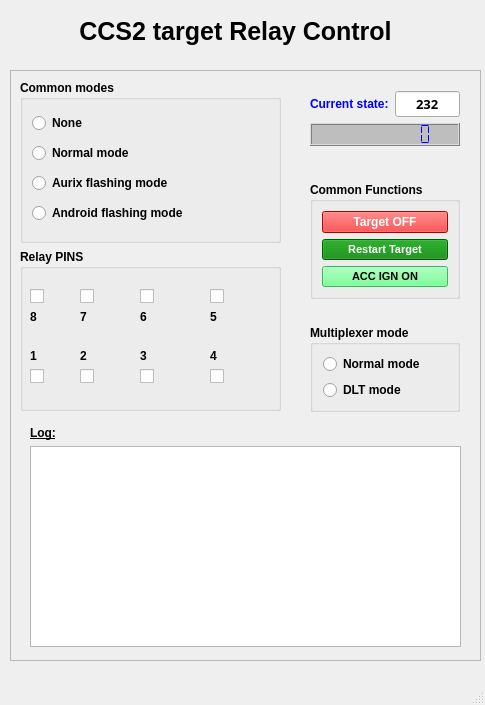
First picture: the form in relay_control.ui, repository dthieu/RelayControl, before the edit.
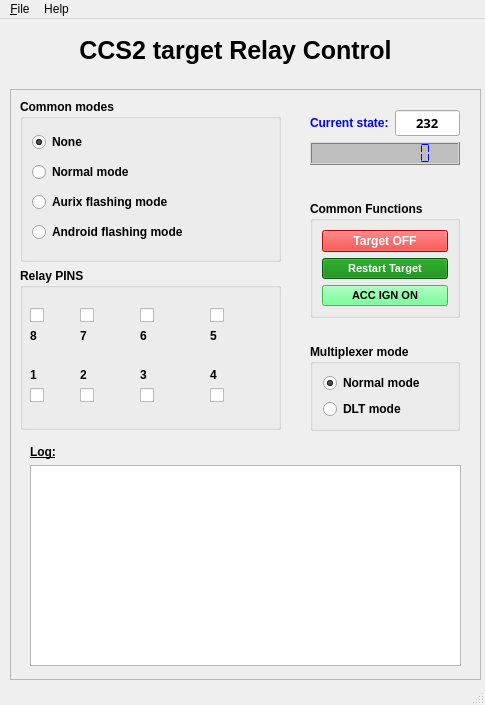
Second picture: the form after the edit. Icons and pictures are not drawn.

Commit message: add default choice

The edit to the form file:
```diff
--- a/relay_control.ui
+++ b/relay_control.ui
@@ -107,7 +107,7 @@
       </item>
      </layout>
     </widget>
-    <widget class="QWidget" name="">
+    <widget class="QWidget" name="layoutWidget">
      <property name="geometry">
       <rect>
        <x>10</x>
@@ -135,6 +135,9 @@
            <property name="text">
             <string>None</string>
            </property>
+           <property name="checked">
+            <bool>true</bool>
+           </property>
           </widget>
          </item>
          <item>
@@ -507,7 +510,7 @@
       </item>
      </layout>
     </widget>
-    <widget class="QWidget" name="">
+    <widget class="QWidget" name="layoutWidget">
      <property name="geometry">
       <rect>
        <x>290</x>
@@ -755,6 +758,9 @@
            <property name="text">
             <string>Normal mode</string>
            </property>
+           <property name="checked">
+            <bool>true</bool>
+           </property>
           </widget>
          </item>
          <item>
@@ -780,6 +786,23 @@
      <height>21</height>
     </rect>
    </property>
+   <widget class="QMenu" name="menuFile">
+    <property name="title">
+     <string>&amp;File</string>
+    </property>
+    <addaction name="separator"/>
+    <addaction name="menuSetting"/>
+    <addaction name="separator"/>
+    <addaction name="menuExit"/>
+   </widget>
+   <widget class="QMenu" name="menuHelp">
+    <property name="title">
+     <string>Help</string>
+    </property>
+    <addaction name="menuAbout"/>
+   </widget>
+   <addaction name="menuFile"/>
+   <addaction name="menuHelp"/>
   </widget>
   <widget class="QStatusBar" name="statusbar"/>
  </widget>
```
Left out of the diff: 15 changed lines with no effect on the pictures.
